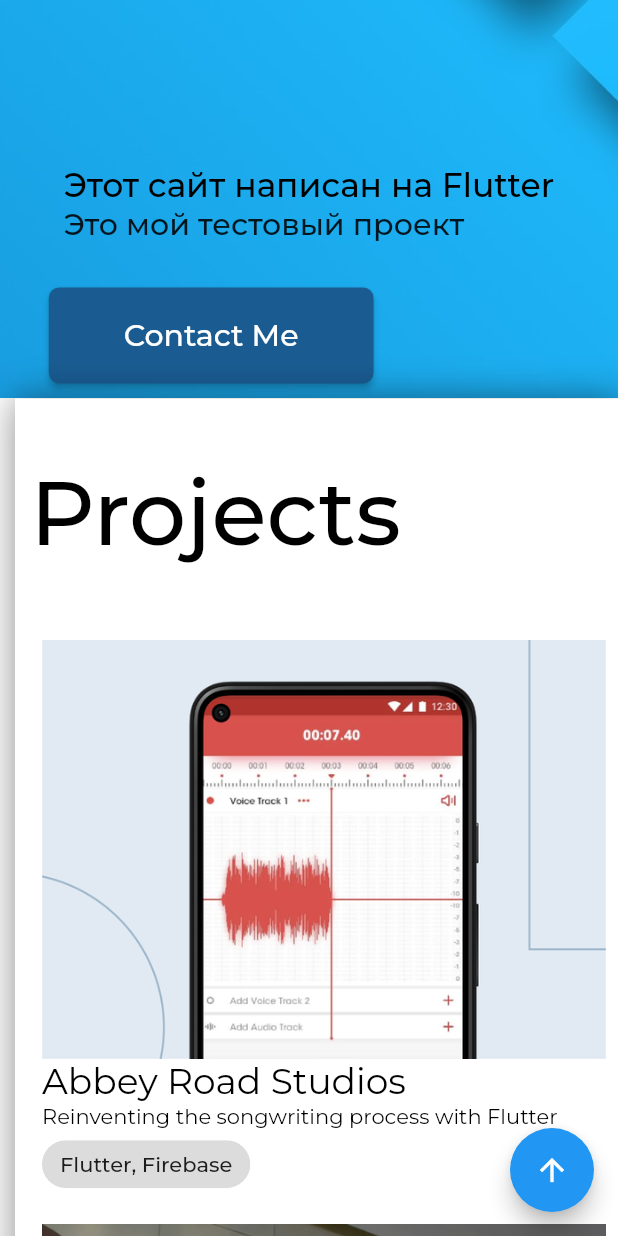
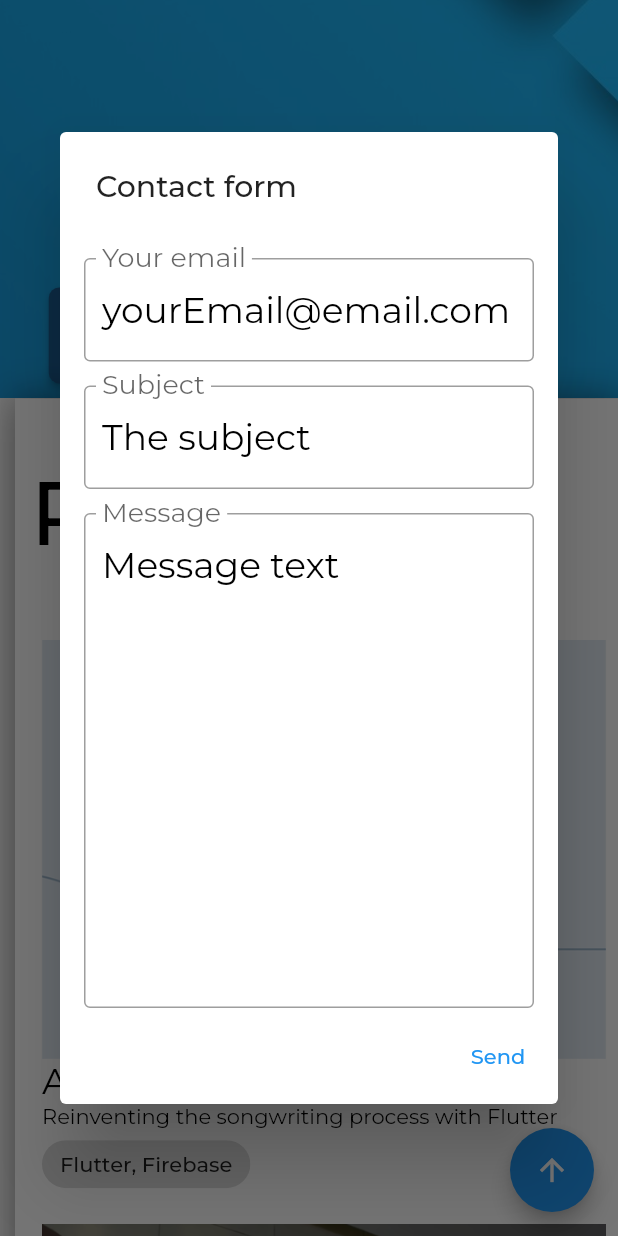
Before and after one commit to AlexPst/flutter_application_for_web-main, a Flutter app: the screen it shows after launch, scrolled down 576 dp, after a tap on "Contact Me", on a phone screen of 412 x 824 dp. Run offline on Flutter 3.47's test engine with Material 2 defaults, Android fonts, the phone set to English and light mode, and no system bars; drawn by our look-alikes of auto_size_text; our stand-ins replace after_layout, carousel_slider, google_fonts, responsive_builder; missing offline and left inert: dart:html, flutter_email_sender, webfeed.

Commit message:
27.10.2023

```diff
--- a/lib/headerView/headerbody.dart
+++ b/lib/headerView/headerbody.dart
@@ -1,22 +1,73 @@
+import 'dart:io';
+
 import 'package:auto_size_text/auto_size_text.dart';
 import 'package:flutter/material.dart';
 import 'package:flutter_application_for_web/constant.dart';
 import 'package:google_fonts/google_fonts.dart';
+import 'package:flutter_email_sender/flutter_email_sender.dart';
 
-class HeaderBody extends StatelessWidget {
+
+
+class HeaderBody extends StatefulWidget {
 
   final bool isMobile;
+
 
   const HeaderBody({
     Key? key,
     required this.isMobile ,
+  }):super (key:key);
+
+  @override
+  State<HeaderBody> createState() => _HeaderBodyState();
+}
 
 
-  }):super (key:key);
+class _HeaderBodyState extends State<HeaderBody> {
+
+  late final List<String> attachments = [];
+  final _emailSenderController = TextEditingController(text: 'yourEmail@email.com',);
+
+  var _subjectController = TextEditingController(text: 'The subject');
+  var _messageTextController = TextEditingController(text: 'Message text');
+
+
+
+  final GlobalKey<ScaffoldState> _scaffoldKey = GlobalKey<ScaffoldState>();
+
+  Future<void> send() async{
+    final Email email = Email(
+      body: _messageTextController.text,
+      subject: _subjectController.text,
+      recipients: [_emailSenderController.text],
+      attachmentPaths: attachments
+    );
+
+     String platformResponse;
+
+    try {
+      await FlutterEmailSender.send(email);
+      platformResponse = 'success';
+    } catch (error) {
+      print(error);
+      platformResponse = error.toString();
+    }
+
+    if (!mounted) return;
+
+    ScaffoldMessenger.of(context).showSnackBar(
+      SnackBar(
+        content: Text(platformResponse),
+      ),
+    );
+  }
+
+
 
 
   @override
   Widget build(BuildContext context) {
+
 
     return Column(
 
@@ -39,11 +90,11 @@ class HeaderBody extends StatelessWidget {
         ),
          ),
 
-        SizedBox(height: isMobile ? 20 : 40,),
+        SizedBox(height: widget.isMobile ? 20 : 40,),
         Padding(
           padding: EdgeInsets.symmetric(
-            vertical: isMobile ? 10 : 17,
-            horizontal: isMobile ? 10 : 20),
+            vertical: widget.isMobile ? 10 : 17,
+            horizontal: widget.isMobile ? 10 : 20),
 
           child: ElevatedButton(
             style: ElevatedButton.styleFrom(
@@ -51,10 +102,12 @@ class HeaderBody extends StatelessWidget {
               padding: const EdgeInsets.symmetric(horizontal: 50, vertical: 20),
               shape: const RoundedRectangleBorder(borderRadius: BorderRadius.all(Radius.circular(7))),
             ),
-            onPressed: (){},
+            onPressed: (){
+              _dialogBuilder(context);
+            },
             child: Text('Contact Me',
               style: GoogleFonts.montserrat(
-                fontSize: isMobile ? 20 : 24,
+                fontSize: widget.isMobile ? 20 : 24,
                 color: Colors.white),),
           ),
         )
@@ -62,4 +115,52 @@ class HeaderBody extends StatelessWidget {
       ],
     );
   }
+
+  Future<void> _dialogBuilder(BuildContext context){
+  return showDialog<void>(
+    context: context,
+    builder: (BuildContext context) {
+      return AlertDialog(
+        title: const Text('Contact form'),
+        actions: <Widget>[
+           Padding(padding: EdgeInsets.all(8.0),
+          child: TextField(
+            controller: _emailSenderController,
+            decoration: InputDecoration(
+              border: OutlineInputBorder(),
+              labelText: 'Your email',
+            ),
+          ),
+          ),
+           Padding(padding: EdgeInsets.all(8.0),
+            child: TextField(
+              controller: _subjectController,
+              decoration: InputDecoration(
+                border: OutlineInputBorder(),
+                labelText: 'Subject',
+              ),
+            ),
+            ),
+             Padding(padding: EdgeInsets.all(8.0),
+            child: TextField(
+              controller: _messageTextController,
+              maxLines: 10,
+              decoration: InputDecoration(
+                labelText: 'Message',
+                border: OutlineInputBorder()
+              ),
+            ),),
+          TextButton(
+            style: TextButton.styleFrom(
+              textStyle: Theme.of(context).textTheme.labelLarge,
+            ),
+            child: const Text('Send'),
+            onPressed: (){send();},
+          )
+        ],
+      );
+    },
+  );
 }
+
+}
--- a/lib/headerView/headerview.dart
+++ b/lib/headerView/headerview.dart
@@ -4,6 +4,7 @@ import 'package:flutter_application_for_web/components/mobile_desktop_view_build
 import 'package:flutter_application_for_web/constant.dart';
 import 'package:flutter_application_for_web/headerView/headerbody.dart';
 import 'package:responsive_builder/responsive_builder.dart';
+
 
 class HeaderView extends StatelessWidget
 
--- a/pubspec.yaml
+++ b/pubspec.yaml
@@ -12,8 +12,11 @@ dependencies:
   carousel_slider: ^4.2.1
   flutter:
     sdk: flutter
+  flutter_email_sender: ^6.0.2
   flutter_scroll_to_top: ^2.3.0
-  google_fonts: 4.0.4
+  google_fonts: 6.1.0
+  http: ^1.1.0
+  mailer: ^6.0.1
   provider: ^6.0.5
   responsive_builder: ^0.7.0
   webfeed: ^0.7.0
```
Also changed, not shown: pubspec.lock.
